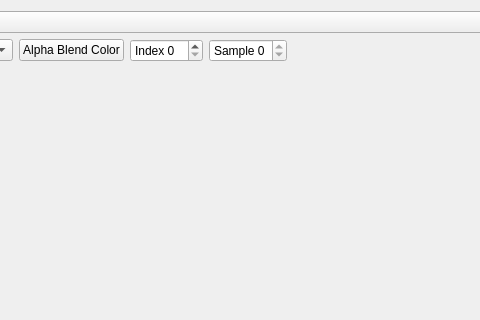
Qt form src/vogleditor/vogleditor_qtextureexplorer.ui (ValveSoftware/vogl) before a commit; both pictures show x 121 to 601 and y 0 to 320 of the 821 by 605 pixel window.
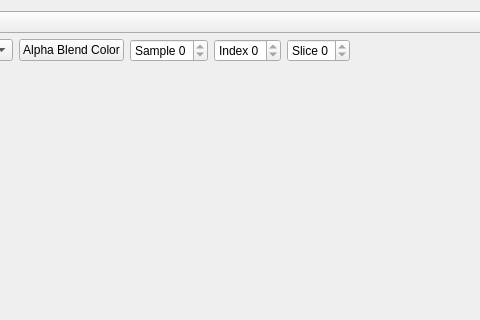
The same form after that commit.

Commit message: UI: Add support for viewing individual slices of a 3D texture * This is implemented by overriding the use of 'faces' which is intended for use to support cubemaps. There will be one 'face' for each slice of the 3D texture. * Also changed the texture explorer so that the order of the spin boxes is sample, array index, slice index. I feel this better represents the likelihood of each being used.

The edit to the form file:
```diff
--- a/src/vogleditor/vogleditor_qtextureexplorer.ui
+++ b/src/vogleditor/vogleditor_qtextureexplorer.ui
@@ -75,13 +75,6 @@
        </property>
       </widget>
      </item>
-     <item>
-      <widget class="QSpinBox" name="arrayElementSpinBox">
-       <property name="prefix">
-        <string>Index </string>
-       </property>
-      </widget>
-     </item>
      <item>
       <widget class="QSpinBox" name="sampleSpinBox">
        <property name="prefix">
@@ -92,6 +85,26 @@
        </property>
       </widget>
      </item>
+     <item>
+      <widget class="QSpinBox" name="arrayElementSpinBox">
+       <property name="prefix">
+        <string>Index </string>
+       </property>
+       <property name="maximum">
+        <number>0</number>
+       </property>
+      </widget>
+     </item>
+     <item>
+      <widget class="QSpinBox" name="sliceSpinBox">
+       <property name="prefix">
+        <string>Slice </string>
+       </property>
+       <property name="maximum">
+        <number>0</number>
+       </property>
+      </widget>
+     </item>
      <item>
       <spacer name="horizontalSpacer">
        <property name="orientation">
```
The commit also changes 6 other files.
